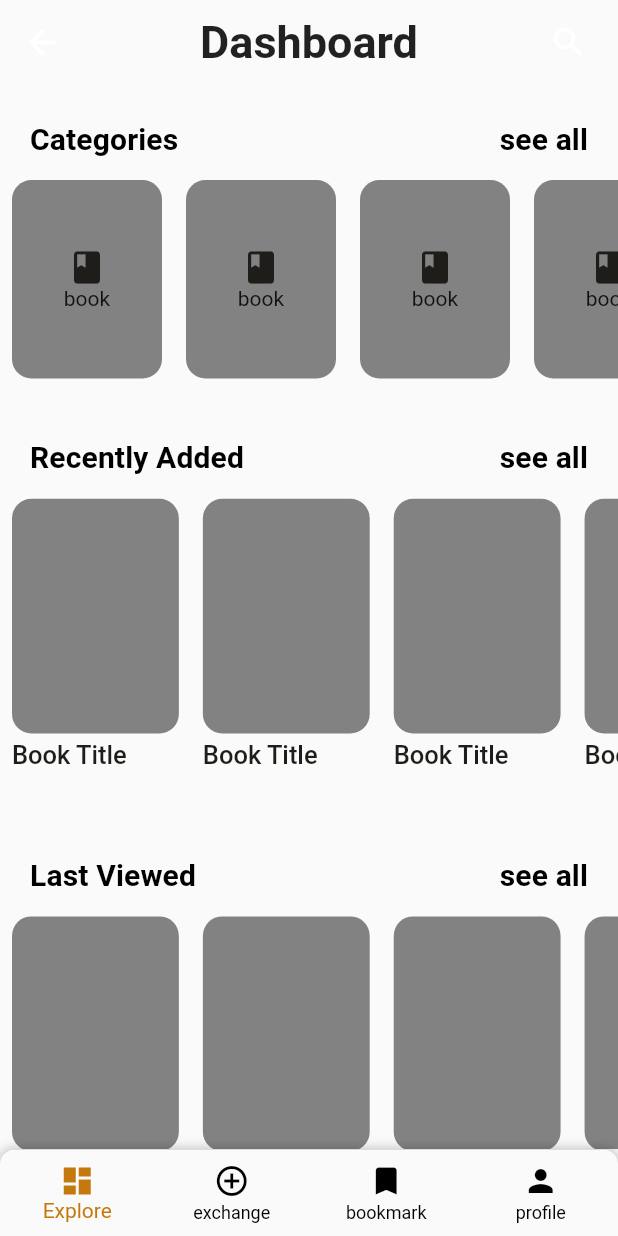
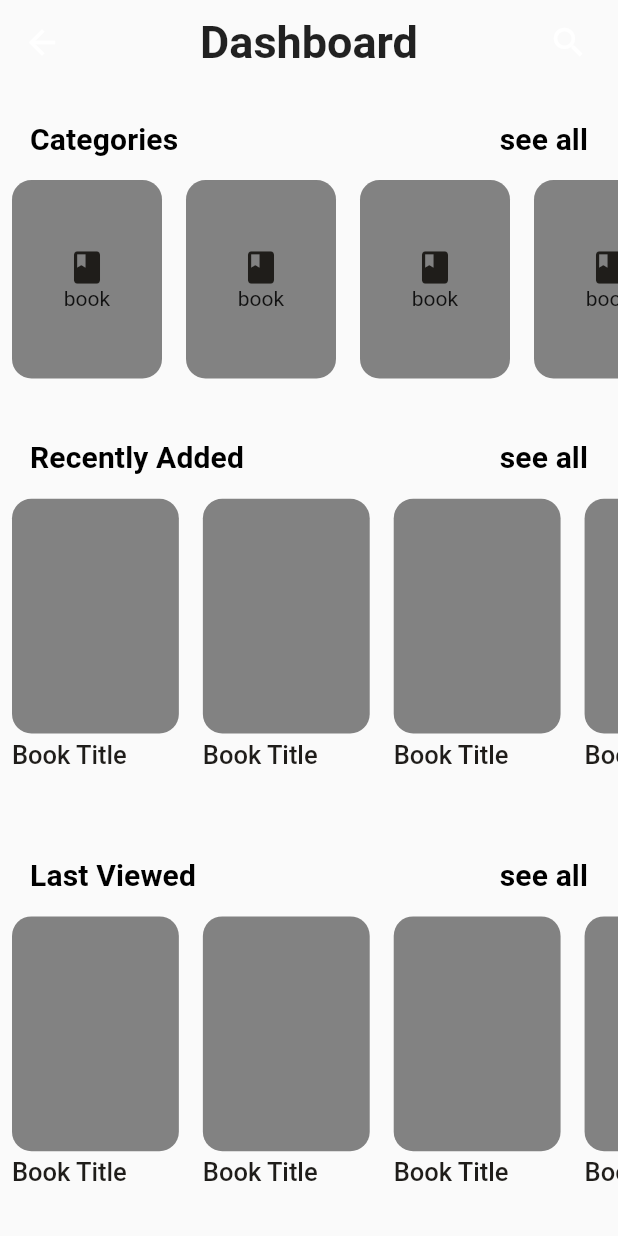
Before and after one commit to Nisa-fatima369/book_app, a Flutter app: the HomeScreen screen opened by its route, on a phone screen of 412 x 824 dp. Run offline on Flutter 3.47's test engine with Material 2 defaults, Android fonts, the phone set to English and light mode, and no system bars; our stand-ins replace dropdown_button2, shared_preferences, smooth_page_indicator; accounts and stored records are empty.

```diff
--- a/lib/main.dart
+++ b/lib/main.dart
@@ -27,7 +27,7 @@ class BookApp extends StatelessWidget {
   @override
   Widget build(BuildContext context) {
     return MaterialApp(
-      home: PhoneScreen(),
+      home: OnBoarding(),
 
       // darkTheme: customDarkTheme(),
       // theme: customLightTheme(),
--- a/lib/screens/home.dart
+++ b/lib/screens/home.dart
@@ -186,49 +186,7 @@ class HomeScreen extends StatelessWidget {
             ],
           ),
         ),
-        bottomNavigationBar: Container(
-          height: MediaQuery.of(context).size.width*.14,
-          decoration: const BoxDecoration(
-            borderRadius: BorderRadius.only(
-              topRight: Radius.circular(8),
-              topLeft: Radius.circular(8),
-            ),
-            boxShadow: [
-              BoxShadow(color: Colors.black26, spreadRadius: 0, blurRadius: 6),
-            ],
-          ),
-          child: ClipRRect(
-            borderRadius: const BorderRadius.only(
-              topLeft: Radius.circular(10.0),
-              topRight: Radius.circular(10.0),
-            ),
-            child: BottomNavigationBar(
-              unselectedItemColor: Colors.black,
-              selectedItemColor: AppColors.primary,
-              // currentIndex: selectedIndex,
-              // onTap: _animateToPage,
-              showUnselectedLabels: true,
-              items: const <BottomNavigationBarItem>[
-                BottomNavigationBarItem(
-                  icon: Icon(Icons.dashboard),
-                  label: 'Explore',
-                ),
-                BottomNavigationBarItem(
-                  icon: Icon(Icons.add_circle_outline),
-                  label: 'exchange',
-                ),
-                BottomNavigationBarItem(
-                  icon: Icon(Icons.bookmark),
-                  label: 'bookmark',
-                ),
-                BottomNavigationBarItem(
-                  icon: Icon(Icons.person),
-                  label: 'profile',
-                ),
-              ],
-            ),
-          ),
-        ),
+
       ),
     );
   }
--- a/lib/screens/register.dart
+++ b/lib/screens/register.dart
@@ -231,7 +231,7 @@ class _RegisterState extends State<Register> {
                               //     },
                               //   ),
                               // );
-                              Navigator.pushNamed(context, Routes.homeScreen);
+                              Navigator.pushNamed(context, Routes.pageVieew);
                             },
                             // style: ButtonStyle(
                             //   backgroundColor: MaterialStateProperty.all(
```
Also changed, not shown: 1 other file.
